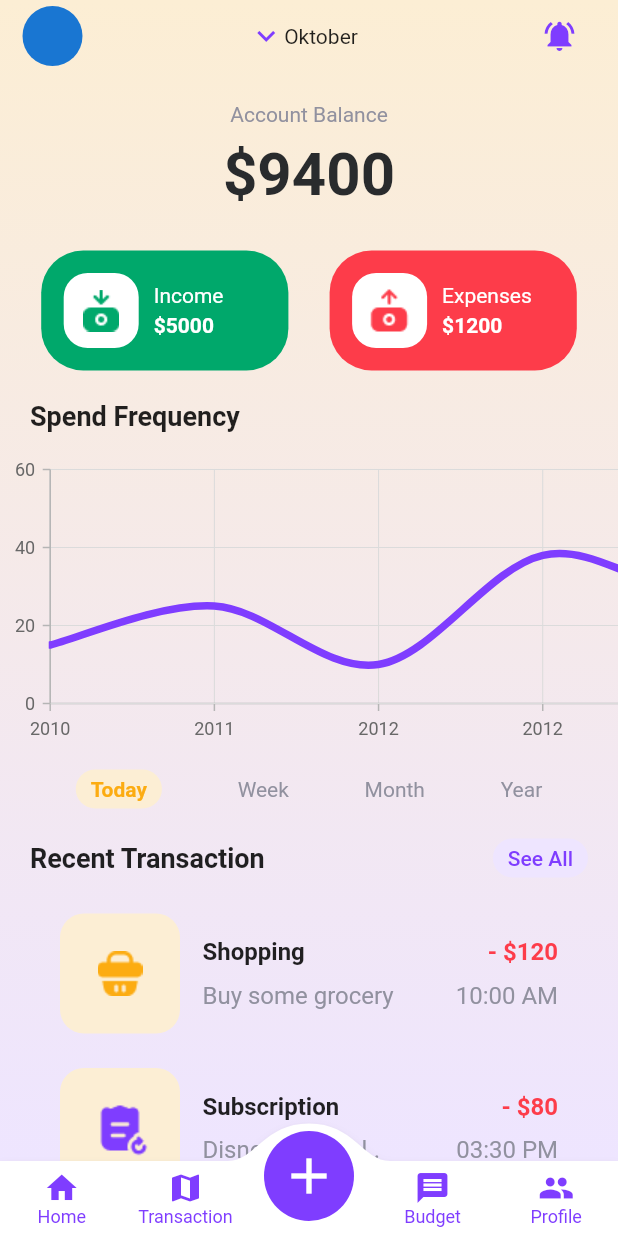
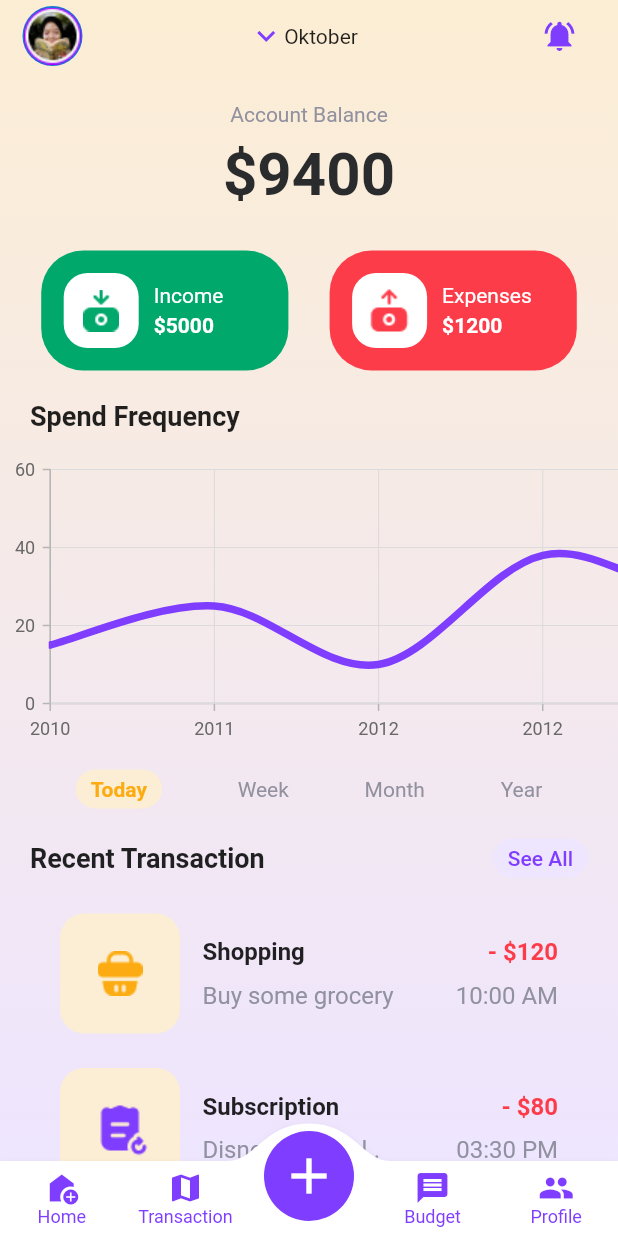
Before and after one commit to KYKY62/Expense.github.io, a Flutter app: the screen it shows after launch, on a phone screen of 412 x 824 dp. Run offline on Flutter 3.47's test engine with Material 2 defaults, Android fonts, the phone set to English and light mode, and no system bars; drawn by our look-alikes of convex_bottom_bar; our stand-ins replace syncfusion_flutter_charts.

Commit message:
Add Circle Avatar

```diff
--- a/lib/page/home_view.dart
+++ b/lib/page/home_view.dart
@@ -59,7 +59,9 @@ class HomeView extends StatelessWidget {
                     child: Row(
                       mainAxisAlignment: MainAxisAlignment.spaceBetween,
                       children: [
-                        CircleAvatar(),
+                        CircleAvatar(
+                          child: Image.asset('assets/icons/avatar.png'),
+                        ),
                         Row(
                           children: const [
                             Icon(
@@ -273,10 +275,10 @@ class HomeView extends StatelessWidget {
                               ),
                             );
                           },
-                        )
+                        ),
                       ],
                     ),
-                  )
+                  ),
                 ],
               ),
             )
@@ -286,8 +288,8 @@ class HomeView extends StatelessWidget {
           backgroundColor: appWhite,
           color: appPrimary,
           activeColor: appPrimary,
-          items: [
-            TabItem(icon: Icons.home, title: 'Home'),
+          items: const [
+            TabItem(icon: Icons.add_home, title: 'Home'),
             TabItem(icon: Icons.map, title: 'Transaction'),
             TabItem(icon: Icons.add, title: 'Add'),
             TabItem(icon: Icons.message, title: 'Budget'),
```
Also changed, not shown: assets/icons/avatar.png (added).
